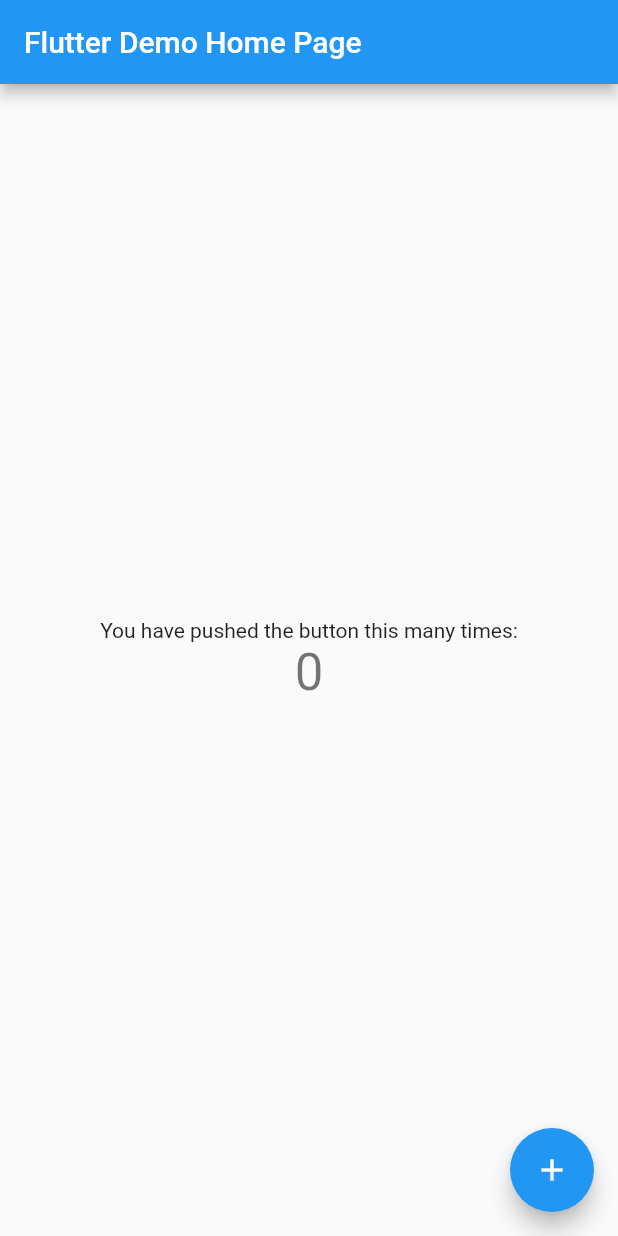
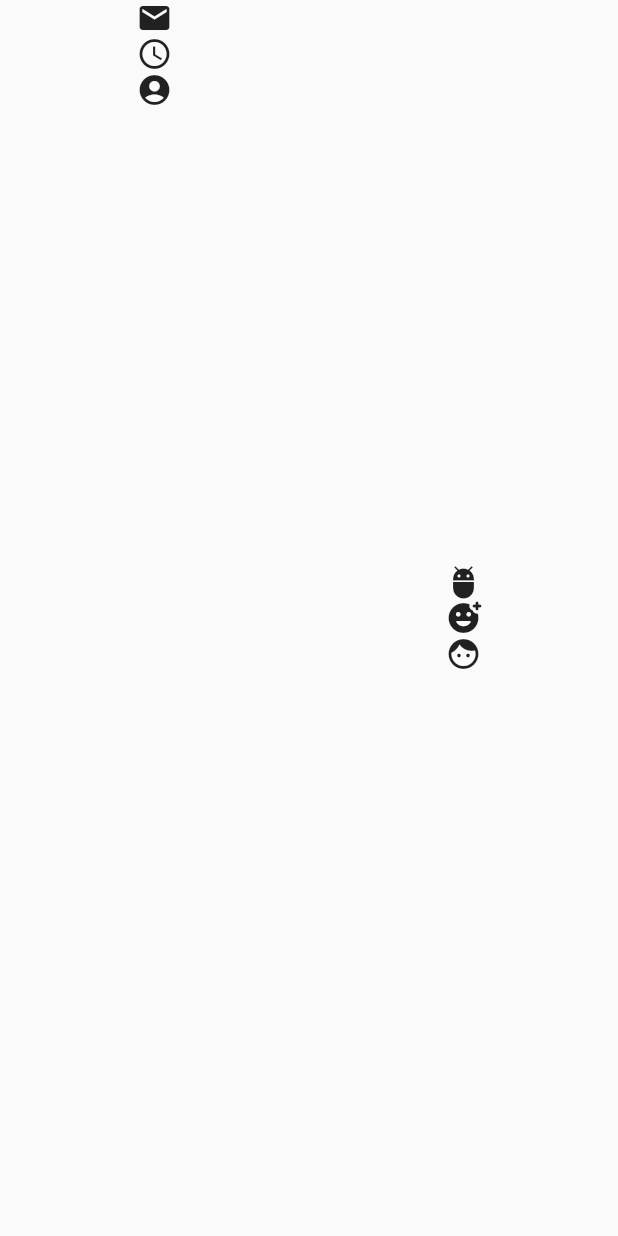
Before and after one commit to martinchoC/Flutter-tutorials, a Flutter app: the screen it shows after launch, on a phone screen of 412 x 824 dp. Run offline on Flutter 3.47's test engine with Material 2 defaults, Android fonts, the phone set to English and light mode, and no system bars.

Commit message:
using rows, columns and Expanded

```diff
--- a/flutter_application_2_layouts/lib/main.dart
+++ b/flutter_application_2_layouts/lib/main.dart
@@ -6,110 +6,55 @@ void main() {
 
 class MyApp extends StatelessWidget {
   const MyApp({Key? key}) : super(key: key);
-
-  // This widget is the root of your application.
   @override
   Widget build(BuildContext context) {
     return MaterialApp(
       title: 'Flutter Demo',
       theme: ThemeData(
-        // This is the theme of your application.
-        //
-        // Try running your application with "flutter run". You'll see the
-        // application has a blue toolbar. Then, without quitting the app, try
-        // changing the primarySwatch below to Colors.green and then invoke
-        // "hot reload" (press "r" in the console where you ran "flutter run",
-        // or simply save your changes to "hot reload" in a Flutter IDE).
-        // Notice that the counter didn't reset back to zero; the application
-        // is not restarted.
         primarySwatch: Colors.blue,
       ),
-      home: const MyHomePage(title: 'Flutter Demo Home Page'),
+      home: MyHomePage(),
     );
   }
 }
 
 class MyHomePage extends StatefulWidget {
-  const MyHomePage({Key? key, required this.title}) : super(key: key);
-
-  // This widget is the home page of your application. It is stateful, meaning
-  // that it has a State object (defined below) that contains fields that affect
-  // how it looks.
-
-  // This class is the configuration for the state. It holds the values (in this
-  // case the title) provided by the parent (in this case the App widget) and
-  // used by the build method of the State. Fields in a Widget subclass are
-  // always marked "final".
-
-  final String title;
-
   @override
   State<MyHomePage> createState() => _MyHomePageState();
 }
 
 class _MyHomePageState extends State<MyHomePage> {
-  int _counter = 0;
-
-  void _incrementCounter() {
-    setState(() {
-      // This call to setState tells the Flutter framework that something has
-      // changed in this State, which causes it to rerun the build method below
-      // so that the display can reflect the updated values. If we changed
-      // _counter without calling setState(), then the build method would not be
-      // called again, and so nothing would appear to happen.
-      _counter++;
-    });
-  }
-
   @override
   Widget build(BuildContext context) {
-    // This method is rerun every time setState is called, for instance as done
-    // by the _incrementCounter method above.
-    //
-    // The Flutter framework has been optimized to make rerunning build methods
-    // fast, so that you can just rebuild anything that needs updating rather
-    // than having to individually change instances of widgets.
     return Scaffold(
-      appBar: AppBar(
-        // Here we take the value from the MyHomePage object that was created by
-        // the App.build method, and use it to set our appbar title.
-        title: Text(widget.title),
+        body: SafeArea(
+      child: Row(
+        mainAxisSize: MainAxisSize.max,
+        mainAxisAlignment: MainAxisAlignment.center,
+        crossAxisAlignment: CrossAxisAlignment.end,
+        children: <Widget>[
+          Expanded(
+            child: Column(
+              mainAxisAlignment: MainAxisAlignment.start,
+              children: <Widget>[
+                Icon(Icons.email),
+                Icon(Icons.access_time),
+                Icon(Icons.account_circle_rounded),
+              ],
+            ),
+          ),
+          Expanded(
+            child: Column(
+              mainAxisAlignment: MainAxisAlignment.center,
+              children: <Widget>[
+                Icon(Icons.adb_sharp),
+                Icon(Icons.add_reaction_rounded),
+                Icon(Icons.face),
+              ],
+            ),
+          )
+        ],
       ),
-      body: Center(
-        // Center is a layout widget. It takes a single child and positions it
-        // in the middle of the parent.
-        child: Column(
-          // Column is also a layout widget. It takes a list of children and
-          // arranges them vertically. By default, it sizes itself to fit its
-          // children horizontally, and tries to be as tall as its parent.
-          //
-          // Invoke "debug painting" (press "p" in the console, choose the
-          // "Toggle Debug Paint" action from the Flutter Inspector in Android
-          // Studio, or the "Toggle Debug Paint" command in Visual Studio Code)
-          // to see the wireframe for each widget.
-          //
-          // Column has various properties to control how it sizes itself and
-          // how it positions its children. Here we use mainAxisAlignment to
-          // center the children vertically; the main axis here is the vertical
-          // axis because Columns are vertical (the cross axis would be
-          // horizontal).
-          mainAxisAlignment: MainAxisAlignment.center,
-          children: <Widget>[
-            const Text(
-              'You have pushed the button this many times:',
-            ),
-            Text(
-              '$_counter',
-              style: Theme.of(context).textTheme.headline4,
-            ),
-          ],
-        ),
-      ),
-      floatingActionButton: FloatingActionButton(
-        onPressed: _incrementCounter,
-        tooltip: 'Increment',
-        child: const Icon(Icons.add),
-      ), // This trailing comma makes auto-formatting nicer for build methods.
-    );
+    ));
   }
 }
```
